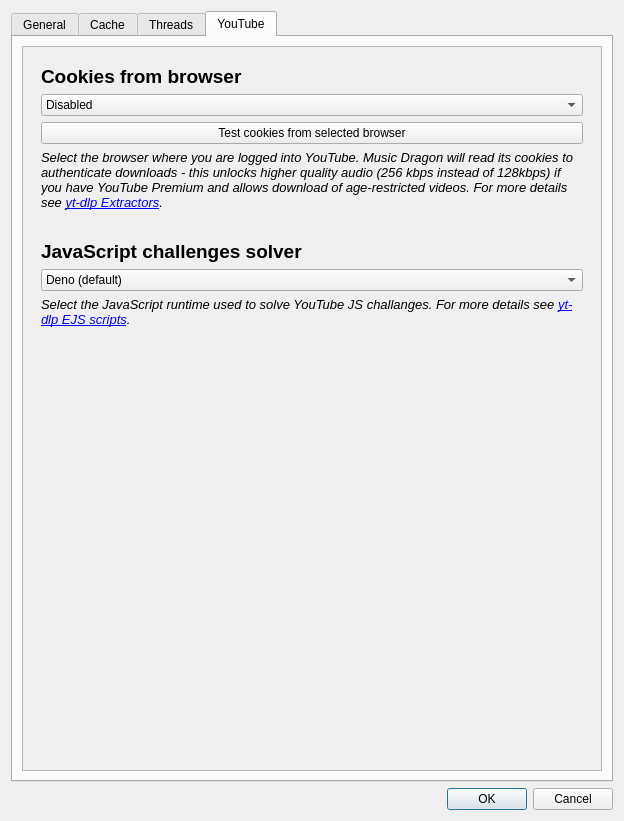
This is res/ui/preferenceswindow.ui in Docheinstein/music-dragon as Qt 5 draws it before an edit. The edited form follows.
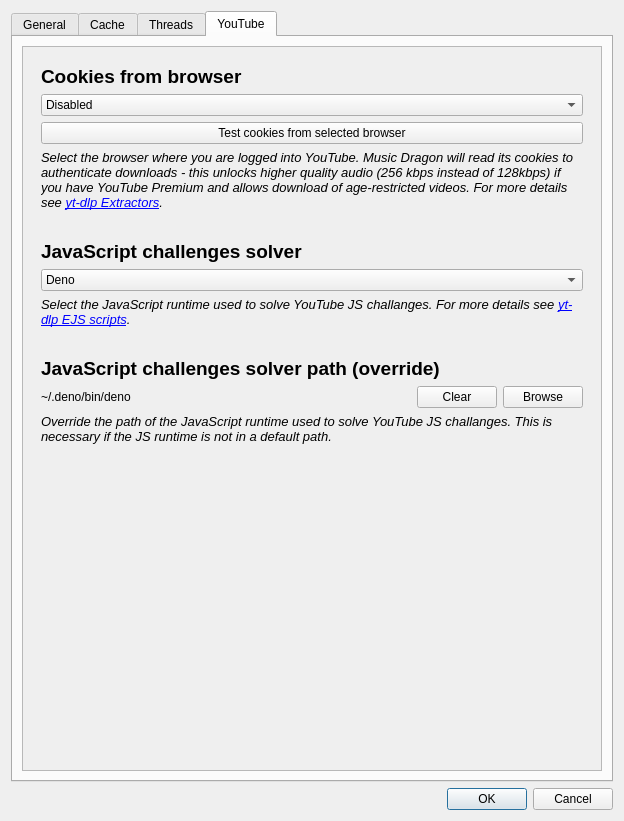
This is the edited form. The open tabs and pages were chosen to show the change. Icons and pictures are not drawn. Custom widgets are drawn as their Qt base class.

Commit message: Implement cookiesfrombrowser auth method for age restriction and js_runtimes to solve YouTube JS challenges

What changed in the file:
```diff
--- a/res/ui/preferenceswindow.ui
+++ b/res/ui/preferenceswindow.ui
@@ -569,13 +569,25 @@
             <height>717</height>
            </rect>
           </property>
-          <layout class="QVBoxLayout" name="verticalLayout_15">
+          <layout class="QVBoxLayout" name="verticalLayout_21">
            <property name="spacing">
             <number>12</number>
            </property>
            <item>
             <widget class="QWidget" name="widget_8" native="true">
-             <layout class="QVBoxLayout" name="verticalLayout_20">
+             <layout class="QVBoxLayout" name="verticalLayout_15">
+              <property name="leftMargin">
+               <number>9</number>
+              </property>
+              <property name="topMargin">
+               <number>9</number>
+              </property>
+              <property name="rightMargin">
+               <number>9</number>
+              </property>
+              <property name="bottomMargin">
+               <number>9</number>
+              </property>
               <item>
                <widget class="QLabel" name="label_10">
                 <property name="font">
@@ -658,6 +670,18 @@
            <item>
             <widget class="QWidget" name="widget_7" native="true">
              <layout class="QVBoxLayout" name="verticalLayout_19">
+              <property name="leftMargin">
+               <number>9</number>
+              </property>
+              <property name="topMargin">
+               <number>9</number>
+              </property>
+              <property name="rightMargin">
+               <number>9</number>
+              </property>
+              <property name="bottomMargin">
+               <number>9</number>
+              </property>
               <item>
                <widget class="QLabel" name="label_14">
                 <property name="font">
@@ -675,7 +699,7 @@
                <widget class="QComboBox" name="youtubeChallengesSolverCombo">
                 <item>
                  <property name="text">
-                  <string>Deno (default)</string>
+                  <string>Deno</string>
                  </property>
                 </item>
                 <item>
@@ -704,6 +728,90 @@
              </layout>
             </widget>
            </item>
+           <item>
+            <widget class="QWidget" name="widget_1" native="true">
+             <layout class="QVBoxLayout" name="verticalLayout_20">
+              <item>
+               <widget class="QLabel" name="label_16">
+                <property name="font">
+                 <font>
+                  <pointsize>14</pointsize>
+                  <bold>true</bold>
+                 </font>
+                </property>
+                <property name="text">
+                 <string>JavaScript challenges solver path (override)</string>
+                </property>
+               </widget>
+              </item>
+              <item>
+               <layout class="QHBoxLayout" name="horizontalLayout_2">
+                <item>
+                 <widget class="QLabel" name="youtubeChallengesSolver">
+                  <property name="text">
+                   <string>~/.deno/bin/deno</string>
+                  </property>
+                 </widget>
+                </item>
+                <item>
+                 <widget class="QPushButton" name="clearYoutubeChallengesSolverButton">
+                  <property name="sizePolicy">
+                   <sizepolicy hsizetype="Fixed" vsizetype="Fixed">
+                    <horstretch>0</horstretch>
+                    <verstretch>0</verstretch>
+                   </sizepolicy>
+                  </property>
+                  <property name="text">
+                   <string>Clear</string>
+                  </property>
+                 </widget>
+                </item>
+                <item>
+                 <widget class="QPushButton" name="browseYoutubeChallengesSolverButton">
+                  <property name="sizePolicy">
+                   <sizepolicy hsizetype="Fixed" vsizetype="Fixed">
+                    <horstretch>0</horstretch>
+                    <verstretch>0</verstretch>
+                   </sizepolicy>
+                  </property>
+                  <property name="cursor">
+                   <cursorShape>PointingHandCursor</cursorShape>
+                  </property>
+                  <property name="text">
+                   <string>Browse</string>
+                  </property>
+                  <property name="iconSize">
+                   <size>
+                    <width>24</width>
+                    <height>24</height>
+                   </size>
+                  </property>
+                  <property name="flat">
+                   <bool>false</bool>
+                  </property>
+                 </widget>
+                </item>
+               </layout>
+              </item>
+              <item>
+               <widget class="QLabel" name="label_17">
+                <property name="font">
+                 <font>
+                  <pointsize>10</pointsize>
+                  <italic>true</italic>
+                 </font>
+                </property>
+                <property name="text">
+                 <string>&lt;html&gt;&lt;head/&gt;&lt;body&gt;&lt;p&gt;Override the path of the JavaScript runtime used to solve YouTube JS challanges. This is necessary if the JS runtime is not in a default path.&lt;/p&gt;&lt;/body&gt;&lt;/html&gt;</string>
+                </property>
+                <property name="wordWrap">
+                 <bool>true</bool>
+                </property>
+               </widget>
+              </item>
+             </layout>
+            </widget>
+           </item>
            <item>
             <spacer name="verticalSpacer_4">
              <property name="orientation">
@@ -712,7 +820,7 @@
              <property name="sizeHint" stdset="0">
               <size>
                <width>20</width>
-               <height>40</height>
+               <height>244</height>
               </size>
              </property>
             </spacer>
```
Left out of the diff: 2 changed lines with no effect on the pictures. The commit also changes 4 other files.
